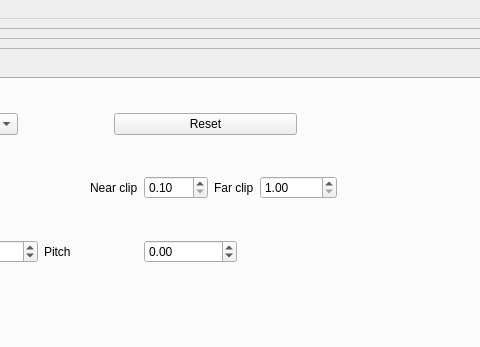
The window that ui/MainWindow.ui (NCCA/ShaderEnvironmentBuilder) describes before a commit, drawn with Qt 5; both pictures show x 647 to 1127 and y 0 to 347 of the 1280 by 768 pixel window.
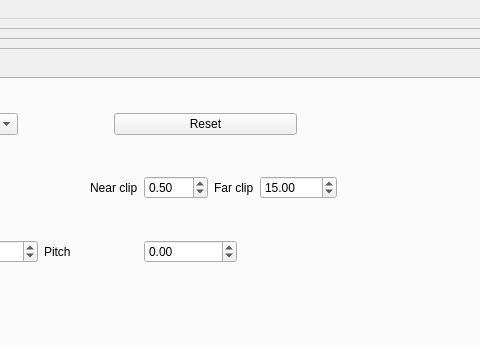
The same window after the commit.

```diff
--- a/ui/MainWindow.ui
+++ b/ui/MainWindow.ui
@@ -438,6 +438,9 @@
                         <property name="singleStep">
                          <double>0.100000000000000</double>
                         </property>
+                        <property name="value">
+                         <double>0.500000000000000</double>
+                        </property>
                        </widget>
                       </item>
                       <item>
@@ -458,6 +461,9 @@
                         <property name="singleStep">
                          <double>1.000000000000000</double>
                         </property>
+                        <property name="value">
+                         <double>15.000000000000000</double>
+                        </property>
                        </widget>
                       </item>
                       <item>
```
Left out of the diff: 2 changed lines with no effect on the pictures.
